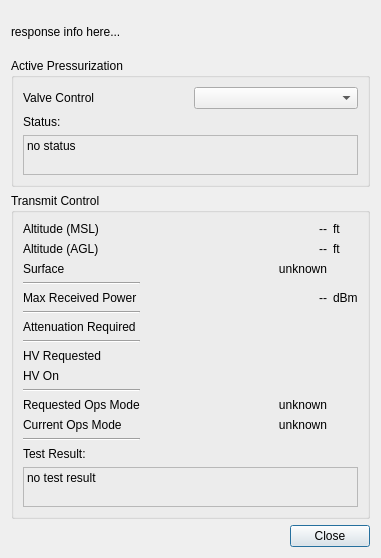
This is src/hcrgui/HcrMonitorDetails.ui in NCAR/HCR_instrument as Qt 5 draws it before an edit. The edited form follows.
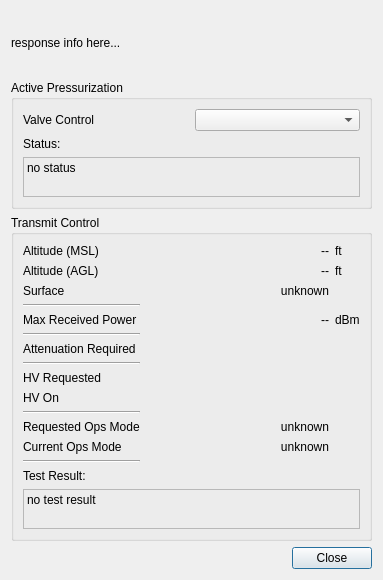
This is the edited form. Icons and pictures are not drawn.

The edit to the form file:
```diff
--- a/src/hcrgui/HcrMonitorDetails.ui
+++ b/src/hcrgui/HcrMonitorDetails.ui
@@ -6,8 +6,8 @@
    <rect>
     <x>0</x>
     <y>0</y>
-    <width>381</width>
-    <height>558</height>
+    <width>383</width>
+    <height>580</height>
    </rect>
   </property>
   <property name="sizePolicy">
```
Left out of the diff: 6 changed lines with no effect on the pictures.
